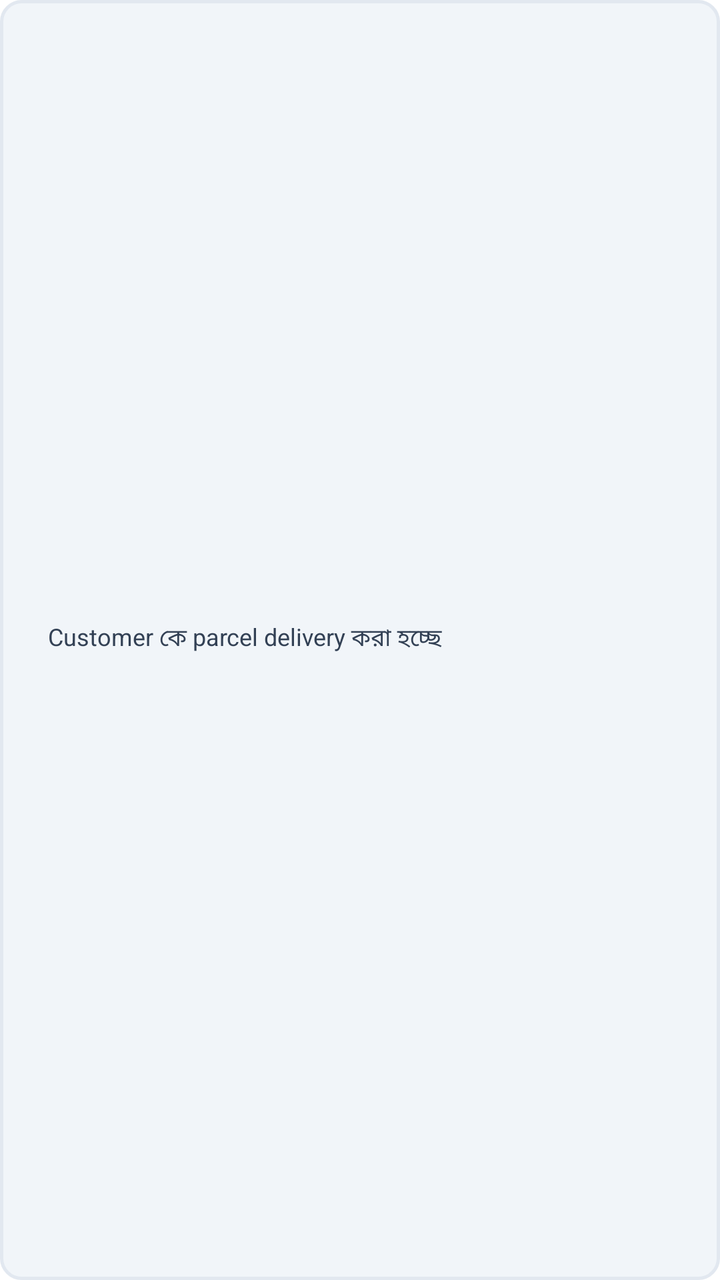
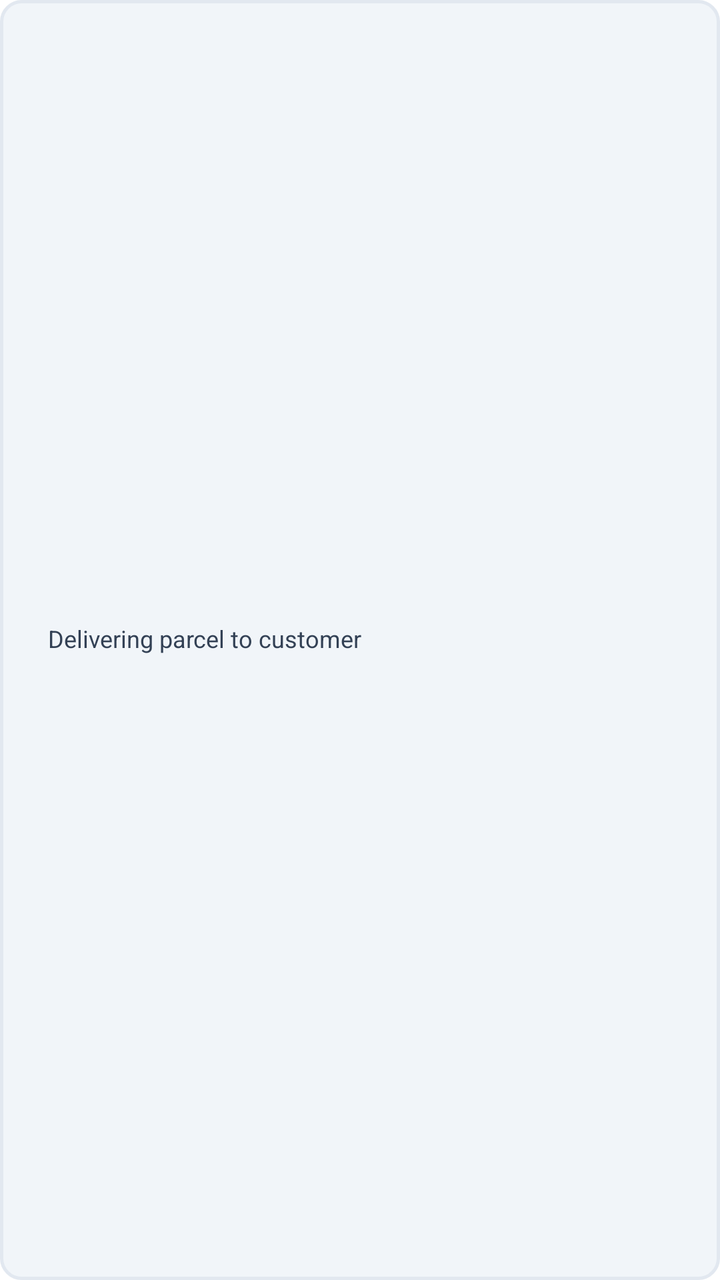

Two renders of the same Android screen: before a commit and after it. Below are the layout's source before the change and the commit's diff.
<!-- AndroidManifest.xml: application theme Theme.DataBridge -->
<!-- res/layout/item_worker_remark_option.xml -->
<?xml version="1.0" encoding="utf-8"?>
<LinearLayout xmlns:android="http://schemas.android.com/apk/res/android"
    android:layout_width="match_parent"
    android:layout_height="wrap_content"
    android:orientation="horizontal"
    android:gravity="center_vertical"
    android:background="@drawable/bg_remark_opt_inactive"
    android:padding="12dp"
    android:paddingStart="14dp"
    android:paddingEnd="14dp"
    android:layout_marginBottom="6dp"
    android:clickable="true"
    android:focusable="true">

    <TextView
        android:id="@+id/twRemarkOptIcon"
        android:layout_width="wrap_content"
        android:layout_height="wrap_content"
        android:textSize="14sp"
        android:layout_marginEnd="10dp"
        android:includeFontPadding="false" />

    <TextView
        android:id="@+id/twRemarkOptText"
        android:layout_width="0dp"
        android:layout_height="wrap_content"
        android:layout_weight="1"
        android:text="Customer কে parcel delivery করা হচ্ছে"
        android:textSize="12sp"
        android:textColor="@color/theme_text_remark_opt"
        android:maxLines="2"
        android:ellipsize="end"
        android:includeFontPadding="false" />

    <TextView
        android:id="@+id/twRemarkOptAutoTag"
        android:layout_width="wrap_content"
        android:layout_height="wrap_content"
        android:text="→CONFIRMED"
        android:textSize="9sp"
        android:textColor="@color/theme_purple"
        android:textStyle="bold"
        android:paddingStart="6dp"
        android:paddingEnd="6dp"
        android:paddingTop="2dp"
        android:paddingBottom="2dp"
        android:background="@color/theme_bg_validation"
        android:layout_marginStart="8dp"
        android:includeFontPadding="false"
        android:visibility="gone" />

    <View
        android:id="@+id/viewRemarkOptSelected"
        android:layout_width="8dp"
        android:layout_height="8dp"
        android:background="@drawable/bg_selected_dot"
        android:layout_marginStart="8dp"
        android:visibility="gone" />

</LinearLayout>
<!-- resources referenced by this layout -->
<resources>
  <color name="theme_bg_validation">#ede9fe</color>
  <color name="theme_purple">#6d28d9</color>
  <color name="theme_text_remark_opt">#334155</color>
  <!-- drawable bg_remark_opt_inactive (drawable) -->
  <?xml version="1.0" encoding="utf-8"?>
  <shape xmlns:android="http://schemas.android.com/apk/res/android"
      android:shape="rectangle">
      <solid android:color="@color/theme_bg_remark_opt" />
      <stroke android:width="1.5dp" android:color="@color/theme_border_remark_opt" />
      <corners android:radius="10dp" />
  </shape>
  <!-- drawable bg_selected_dot (drawable) -->
  <?xml version="1.0" encoding="utf-8"?>
  <shape xmlns:android="http://schemas.android.com/apk/res/android"
      android:shape="oval">
      <solid android:color="@color/theme_accent" />
      <size android:width="8dp" android:height="8dp" />
  </shape>
  <style name="Theme.DataBridge" parent="Theme.MaterialComponents.DayNight.NoActionBar">
      <item name="colorPrimary">#00d4ff</item>
      <item name="colorPrimaryVariant">#16213e</item>
      <item name="colorOnPrimary">#ffffff</item>
      <item name="colorSecondary">#00d4ff</item>
      <item name="android:statusBarColor">#1a1a2e</item>
  </style>
  <color name="theme_bg_remark_opt">#f1f5f9</color>
  <color name="theme_border_remark_opt">#e2e8f0</color>
  <color name="theme_accent">#0099b8</color>
</resources>

<!-- the commit's change to res/layout/item_worker_remark_option.xml (unified diff, before → after) -->
@@ -25,7 +25,7 @@
         android:layout_width="0dp"
         android:layout_height="wrap_content"
         android:layout_weight="1"
-        android:text="Customer কে parcel delivery করা হচ্ছে"
+        android:text="Delivering parcel to customer"
         android:textSize="12sp"
         android:textColor="@color/theme_text_remark_opt"
         android:maxLines="2"
